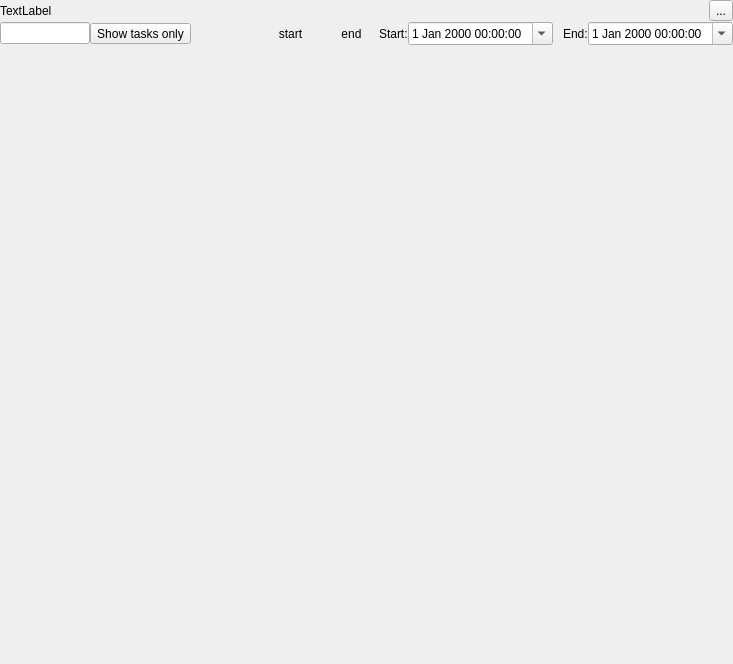
Before: the Qt Designer form Viewer/ecflowUI/src/TimelineWidget.ui in ecmwf/ecflow, drawn with Qt 5.
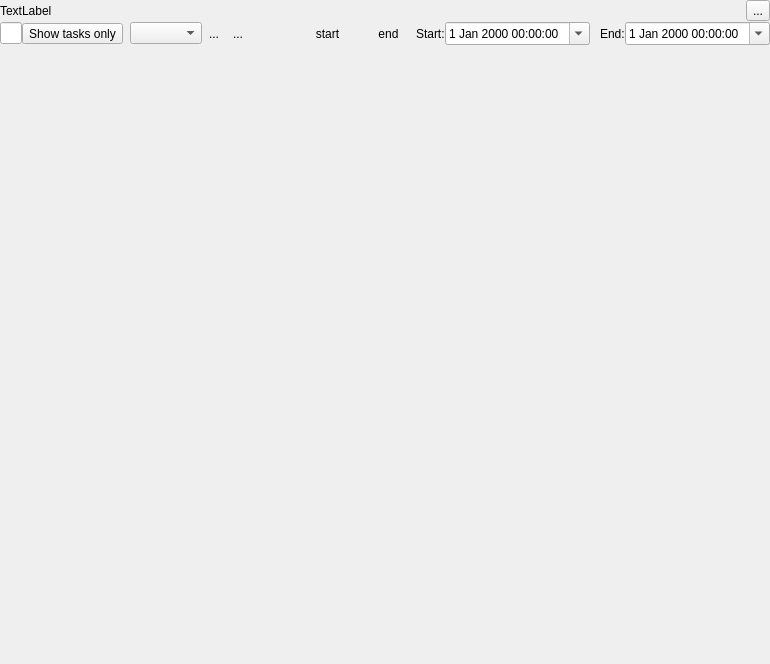
After: the same form once the commit is applied. Icons and pictures are not drawn. Custom widgets are drawn as their Qt base class.

Commit message: ecFlowUI: implement sorting in timeline view ECFLOW-1380

```diff
--- a/Viewer/ecflowUI/src/TimelineWidget.ui
+++ b/Viewer/ecflowUI/src/TimelineWidget.ui
@@ -82,6 +82,56 @@
         </property>
        </widget>
       </item>
+      <item>
+       <widget class="QLabel" name="label_3">
+        <property name="text">
+         <string/>
+        </property>
+       </widget>
+      </item>
+      <item>
+       <widget class="QComboBox" name="sortCombo"/>
+      </item>
+      <item>
+       <widget class="QToolButton" name="sortUpTb">
+        <property name="toolTip">
+         <string>Ascending sort order</string>
+        </property>
+        <property name="text">
+         <string>...</string>
+        </property>
+        <property name="icon">
+         <iconset resource="viewer.qrc">
+          <normaloff>:/viewer/sort_up.svg</normaloff>:/viewer/sort_up.svg</iconset>
+        </property>
+        <property name="checkable">
+         <bool>true</bool>
+        </property>
+        <property name="autoRaise">
+         <bool>true</bool>
+        </property>
+       </widget>
+      </item>
+      <item>
+       <widget class="QToolButton" name="sortDownTb">
+        <property name="toolTip">
+         <string>Descending sort order</string>
+        </property>
+        <property name="text">
+         <string>...</string>
+        </property>
+        <property name="icon">
+         <iconset resource="viewer.qrc">
+          <normaloff>:/viewer/sort_down.svg</normaloff>:/viewer/sort_down.svg</iconset>
+        </property>
+        <property name="checkable">
+         <bool>true</bool>
+        </property>
+        <property name="autoRaise">
+         <bool>true</bool>
+        </property>
+       </widget>
+      </item>
       <item>
        <spacer name="spacer">
         <property name="orientation">
```
The commit also changes 12 other files.
